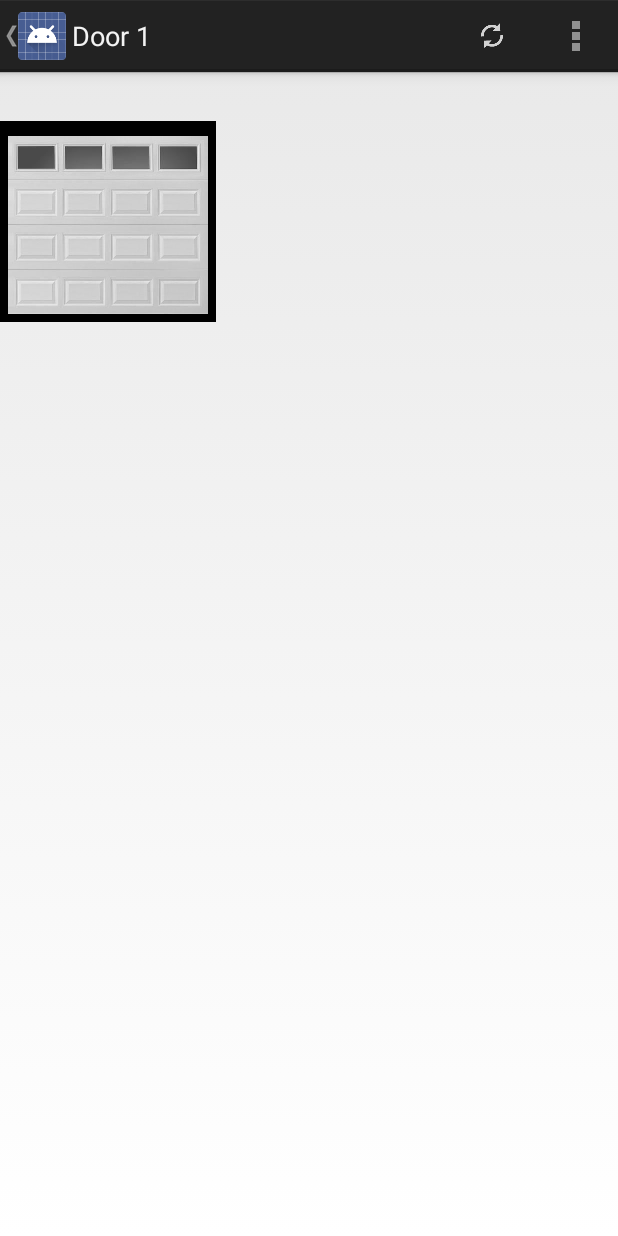
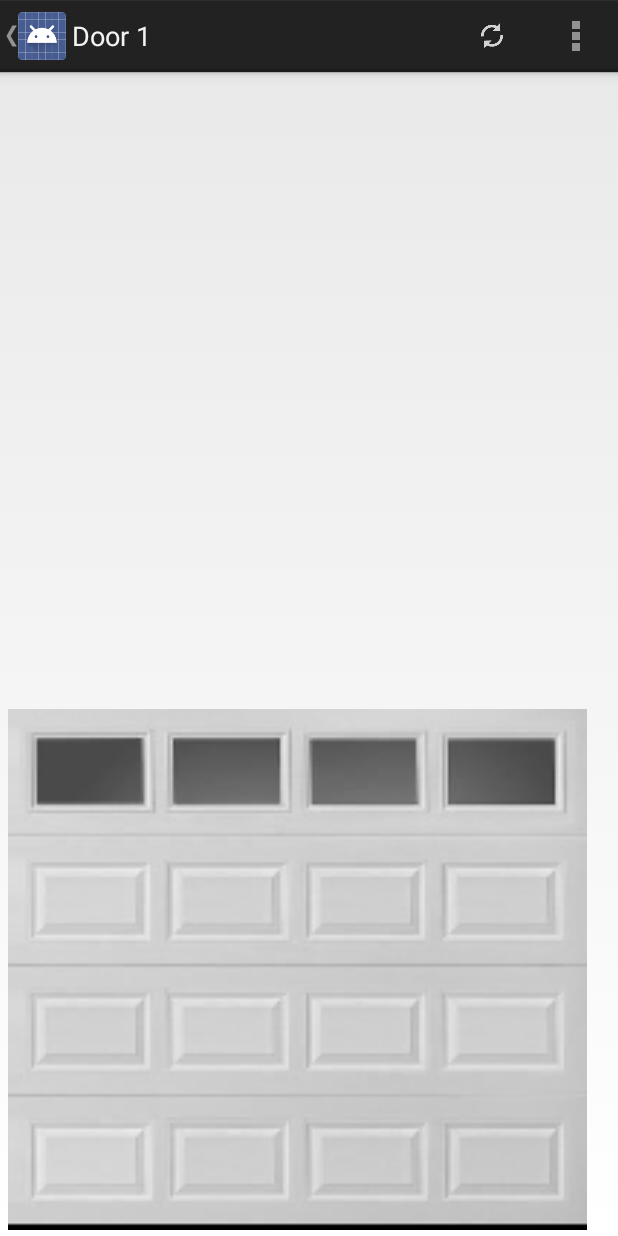
Before and after one commit to kylekewley/GarageDoorOpener, an Android app: the fragment GarageOpenerFragment placed in its activity, on a phone screen of 412 x 824 dp. Run offline under Robolectric (Android 15) with nearby library versions, the phone set to English and light mode, and no system bars; libraries missing offline, so code that uses them is left out: com.kylekewley.piclient; 16 statements that could not run were skipped.

Commit message:
Updated the UI for the garage door scaling

```diff
--- a/app/src/main/java/kylekewley/garagedooropener/fragments/GarageOpenerFragment.java
+++ b/app/src/main/java/kylekewley/garagedooropener/fragments/GarageOpenerFragment.java
@@ -1,5 +1,6 @@
 package kylekewley.garagedooropener.fragments;
 
+import android.media.Image;
 import android.os.Bundle;
 import android.support.v4.app.Fragment;
 import android.view.LayoutInflater;
@@ -7,6 +8,8 @@ import android.view.View;
 import android.view.ViewGroup;
 import android.widget.Button;
 import android.widget.ImageButton;
+import android.widget.ImageView;
+import android.widget.LinearLayout;
 import android.widget.TextView;
 
 import org.jetbrains.annotations.NotNull;
@@ -38,7 +41,7 @@ public class GarageOpenerFragment extends Fragment {
 
     private TextView textView;
 
-    private ImageButton doorImage;
+    private ImageView doorImage;
 
     /**
      * Use this factory method to create a new instance of
@@ -69,17 +72,26 @@ public class GarageOpenerFragment extends Fragment {
         }
     }
 
+    public static void setMargins (View v, int l, int t, int r, int b) {
+        if (v.getLayoutParams() instanceof ViewGroup.MarginLayoutParams) {
+            ViewGroup.MarginLayoutParams p = (ViewGroup.MarginLayoutParams) v.getLayoutParams();
+            p.setMargins(l, t, r, b);
+            v.requestLayout();
+        }
+    }
+
     @Override
     public View onCreateView(@NotNull LayoutInflater inflater, ViewGroup container,
                              Bundle savedInstanceState) {
         // Inflate the layout for this fragment
         View view = inflater.inflate(R.layout.fragment_garage_opener, container, false);
-
+        int totalMargin = Math.abs(getResources().getDimensionPixelOffset(R.dimen.viewpager_margin));
+//        view.setPadding(totalMargin/8, 0, totalMargin*7/8, 0);
         textView = (TextView)view.findViewById(R.id.page_number_text);
 
         setDoorPosition(((MainActivity)getActivity()).getDataFragment().getGarageOpenerClient().getDoorStatusAtIndex(garageId));
 
-        doorImage = (ImageButton)view.findViewById(R.id.door_image);
+        doorImage = (ImageView)view.findViewById(R.id.door_image);
 
         if (doorImage != null) {
             doorImage.setOnClickListener(new View.OnClickListener() {
--- a/app/src/main/java/kylekewley/garagedooropener/fragments/GaragePager.java
+++ b/app/src/main/java/kylekewley/garagedooropener/fragments/GaragePager.java
@@ -17,6 +17,7 @@ import android.widget.TextView;
 import org.jetbrains.annotations.NotNull;
 import org.jetbrains.annotations.Nullable;
 
+import java.awt.font.TextAttribute;
 import java.util.Date;
 
 import kylekewley.garagedooropener.Constants;
@@ -142,7 +143,7 @@ public class GaragePager extends Fragment implements
             mPager.setCurrentItem(currentDoor, false);
 
         mPager.setClipChildren(false);
-        mPager.setPageMargin(getResources().getDimensionPixelOffset(R.dimen.viewpager_margin));
+//        mPager.setPageMargin(getResources().getDimensionPixelOffset(R.dimen.viewpager_margin));
         mPager.setOffscreenPageLimit(4);
 
 
@@ -237,6 +238,11 @@ public class GaragePager extends Fragment implements
                 mPager.setCurrentItem(currentDoor, false);
             }
         }
+
+        @Override
+        public float getPageWidth(int position) {
+            return 0.5f;
+        }
     }
 
     private void loadingStatusChangedHelper(boolean loading) {
--- a/app/src/main/res/layout/fragment_garage_opener.xml
+++ b/app/src/main/res/layout/fragment_garage_opener.xml
@@ -1,10 +1,8 @@
-<LinearLayout xmlns:android="http://schemas.android.com/apk/res/android"
+<RelativeLayout xmlns:android="http://schemas.android.com/apk/res/android"
     xmlns:tools="http://schemas.android.com/tools"
-    android:layout_width="wrap_content"
-    android:layout_height="wrap_content"
-    tools:context="kylekewley.garagedooropener.fragments.GarageOpenerFragment"
-    android:orientation="vertical"
-    android:id="@+id/linear_layout">
+    android:layout_width="fill_parent"
+    android:layout_height="fill_parent"
+    tools:context="kylekewley.garagedooropener.fragments.GarageOpenerFragment">
 
     <!-- TODO: Update blank fragment layout -->
 
@@ -16,16 +14,29 @@
         android:textSize="24sp"
         android:textIsSelectable="false" />
 
-    <ImageButton
-        android:layout_width="wrap_content"
+    <RelativeLayout
+        android:layout_width="fill_parent"
         android:layout_height="wrap_content"
-        android:id="@+id/door_image"
-        android:src="@drawable/closed_door"
-        android:background="#ff000000"
-        android:scaleType="fitStart"
-        android:paddingTop="10dp"
-        android:paddingBottom="4dp"
-        android:paddingLeft="5dp"
-        android:paddingRight="5dp" />
+        android:layout_below="@+id/page_number_text">
 
-</LinearLayout>
+        <ImageView
+            android:layout_width="fill_parent"
+            android:layout_height="wrap_content"
+            android:id="@+id/door_image"
+            android:src="@drawable/closed_door"
+            android:scaleType="fitCenter"
+            android:paddingTop="10dp"
+            android:paddingBottom="4dp"
+            android:paddingLeft="5dp"
+            android:paddingRight="5dp"
+            android:adjustViewBounds="true"
+            android:layout_alignWithParentIfMissing="false"
+            android:layout_alignParentBottom="true"
+            android:layout_alignParentLeft="true"
+            android:layout_alignParentStart="true"
+            android:layout_gravity="bottom"
+            android:layout_marginBottom="20dp"
+            android:layout_marginRight="15dp" />
+    </RelativeLayout>
+
+</RelativeLayout>
```
